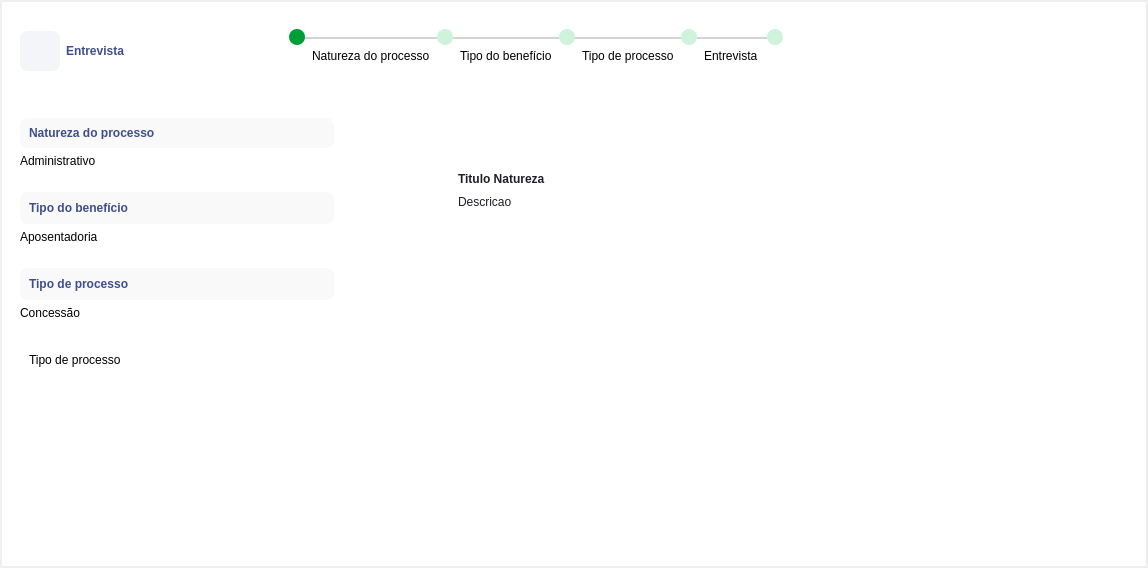
newprev/PrevCliente, file Design/UI/newEntrevistaPrincipal.ui: the form before one commit.
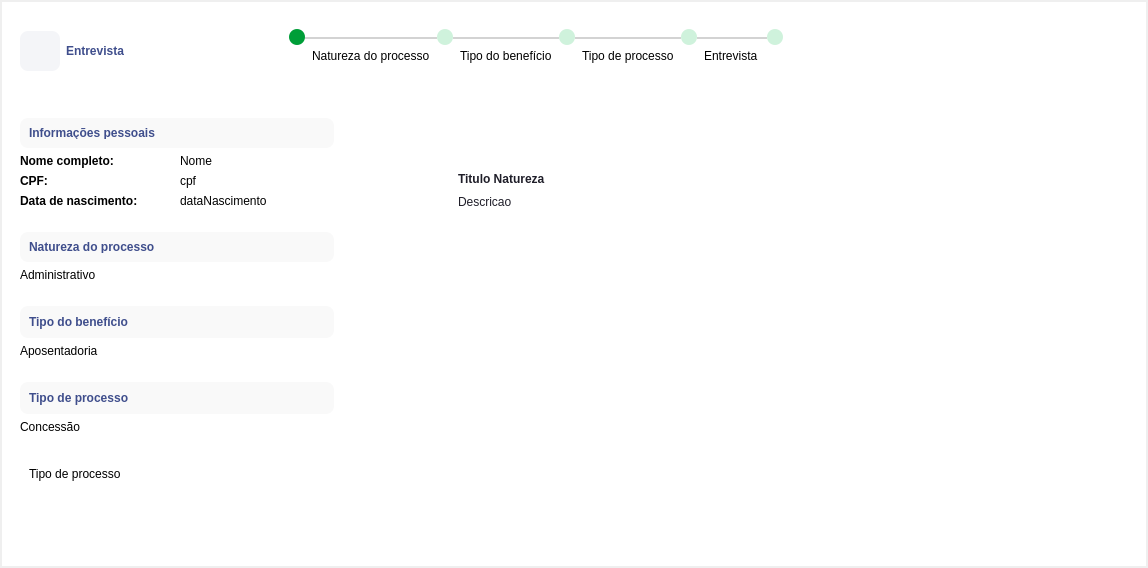
The form after the commit. Icons and pictures are not drawn.

Commit message:
Inclusão de informações na entrevista
- Inclusão de informações pessoais do cliente na entrevista

The edit to the form file:
```diff
--- a/Design/UI/newEntrevistaPrincipal.ui
+++ b/Design/UI/newEntrevistaPrincipal.ui
@@ -785,32 +785,50 @@
 }
 
 /*-------------------------------------------  Label --------------------------------------------*/
-#lbTituloNatureza, #lbTituloTpBeneficio, #lbTituloTpProcesso  {
+#lbTituloNatureza, #lbTituloTpBeneficio, 
+#lbTituloTpProcesso {
 	font: 14pt &quot;Avenir LT Std&quot;;
 	color: #1F1E29;
 	font-weight: 750;
 }
 
-#lbDescNatureza, #lbDescTpBeneficio, #lbDescTpProcesso {
+#lbDescNatureza, #lbDescTpBeneficio, 
+#lbDescTpProcesso {
 	font: 11pt &quot;Avenir LT Std&quot;;
 	color: #1F1E29;
 }
 
-#lbNatureza, #lbTpBeneficio, #lbTpProcesso {
+#lbNatureza, #lbInfoPessoais,
+#lbTpBeneficio, #lbTpProcesso {
 	font: 12pt &quot;Avenir LT Std&quot;;
 	color: #3F4E8C;
 	font-weight: 750;
 }
 
-#lbNaturezaEscolhida, #lbTpBeneEscolhido,
+#lbNaturezaEscolhida, #lbTpBeneEscolhido, 
 #lbTpProcEscolhido {
 	font: 11pt &quot;Avenir LT Std&quot;;
 	color: black;
 }
 
+#lbInfoNome, #lbInfoCpf,
+#lbInfoDataNascimento {
+	font: 11pt &quot;Avenir LT Std&quot;;
+	color: black;
+
+	font-weight: 750;
+}
+
+#lbNome, #lbCpf,
+#lbDataNascimento {
+	font: 11pt &quot;Avenir LT Std&quot;;
+	color: black;
+
+}
+
 /* ------------------------------------ Frames ------------------------------------*/
-#frInfoNatureza, #frInfoTpBeneficio,
-#frInfoTpProcesso {
+#frInfoNatureza, #frInfoPessoais,
+#frInfoTpBeneficio, #frInfoTpProcesso {
 	background-color: #F9F9F9;
 	border: 0px solid none;
 	border-radius: 8px;
@@ -874,6 +892,91 @@
             <enum>QFrame::Raised</enum>
            </property>
            <layout class="QVBoxLayout" name="verticalLayout_15">
+            <item>
+             <widget class="QFrame" name="frInfoHistPessoais">
+              <property name="frameShape">
+               <enum>QFrame::NoFrame</enum>
+              </property>
+              <property name="frameShadow">
+               <enum>QFrame::Raised</enum>
+              </property>
+              <layout class="QGridLayout" name="gridLayout_2">
+               <item row="3" column="0">
+                <widget class="QLabel" name="lbInfoDataNascimento">
+                 <property name="text">
+                  <string>Data de nascimento:</string>
+                 </property>
+                </widget>
+               </item>
+               <item row="1" column="0">
+                <widget class="QLabel" name="lbInfoNome">
+                 <property name="text">
+                  <string>Nome completo:</string>
+                 </property>
+                </widget>
+               </item>
+               <item row="2" column="0">
+                <widget class="QLabel" name="lbInfoCpf">
+                 <property name="text">
+                  <string>CPF:</string>
+                 </property>
+                </widget>
+               </item>
+               <item row="1" column="1" alignment="Qt::AlignLeft">
+                <widget class="QLabel" name="lbNome">
+                 <property name="text">
+                  <string>Nome</string>
+                 </property>
+                </widget>
+               </item>
+               <item row="2" column="1" alignment="Qt::AlignLeft">
+                <widget class="QLabel" name="lbCpf">
+                 <property name="text">
+                  <string>cpf</string>
+                 </property>
+                </widget>
+               </item>
+               <item row="3" column="1" alignment="Qt::AlignLeft">
+                <widget class="QLabel" name="lbDataNascimento">
+                 <property name="text">
+                  <string>dataNascimento</string>
+                 </property>
+                </widget>
+               </item>
+               <item row="0" column="0" colspan="2">
+                <widget class="QFrame" name="frInfoPessoais">
+                 <property name="minimumSize">
+                  <size>
+                   <width>250</width>
+                   <height>0</height>
+                  </size>
+                 </property>
+                 <property name="maximumSize">
+                  <size>
+                   <width>16777215</width>
+                   <height>30</height>
+                  </size>
+                 </property>
+                 <property name="frameShape">
+                  <enum>QFrame::NoFrame</enum>
+                 </property>
+                 <property name="frameShadow">
+                  <enum>QFrame::Raised</enum>
+                 </property>
+                 <layout class="QHBoxLayout" name="horizontalLayout_6">
+                  <item>
+                   <widget class="QLabel" name="lbInfoPessoais">
+                    <property name="text">
+                     <string>Informações pessoais</string>
+                    </property>
+                   </widget>
+                  </item>
+                 </layout>
+                </widget>
+               </item>
+              </layout>
+             </widget>
+            </item>
             <item>
              <widget class="QFrame" name="frNaturezaHist">
               <property name="frameShape">
```
The commit also changes 3 other files.
